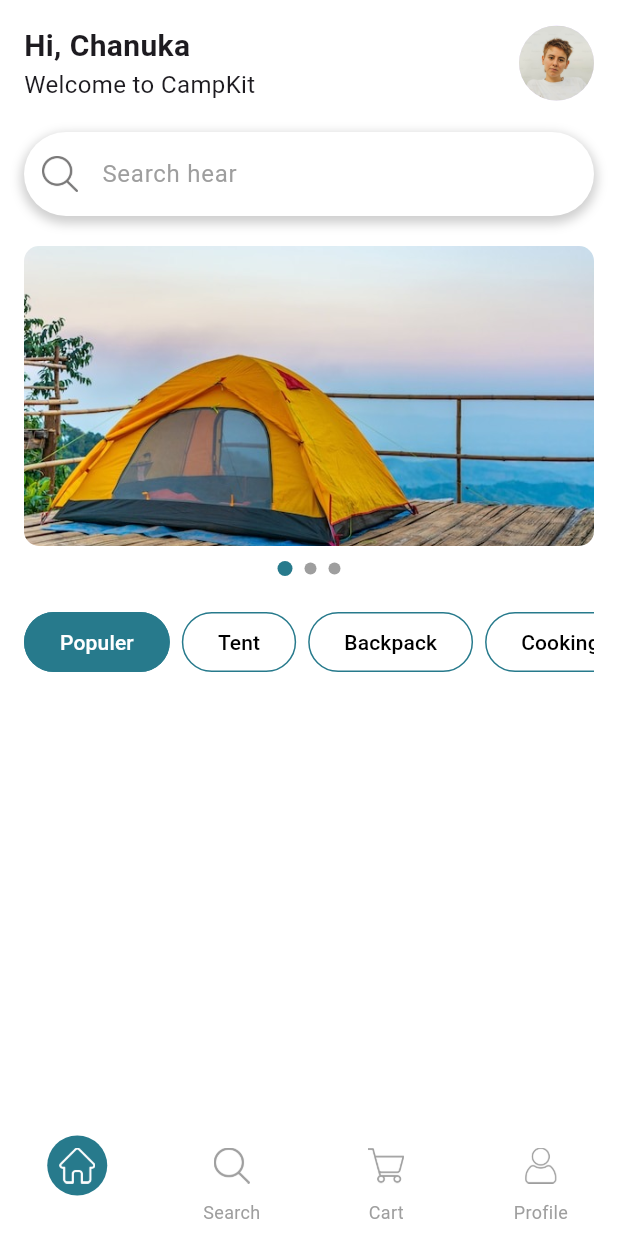
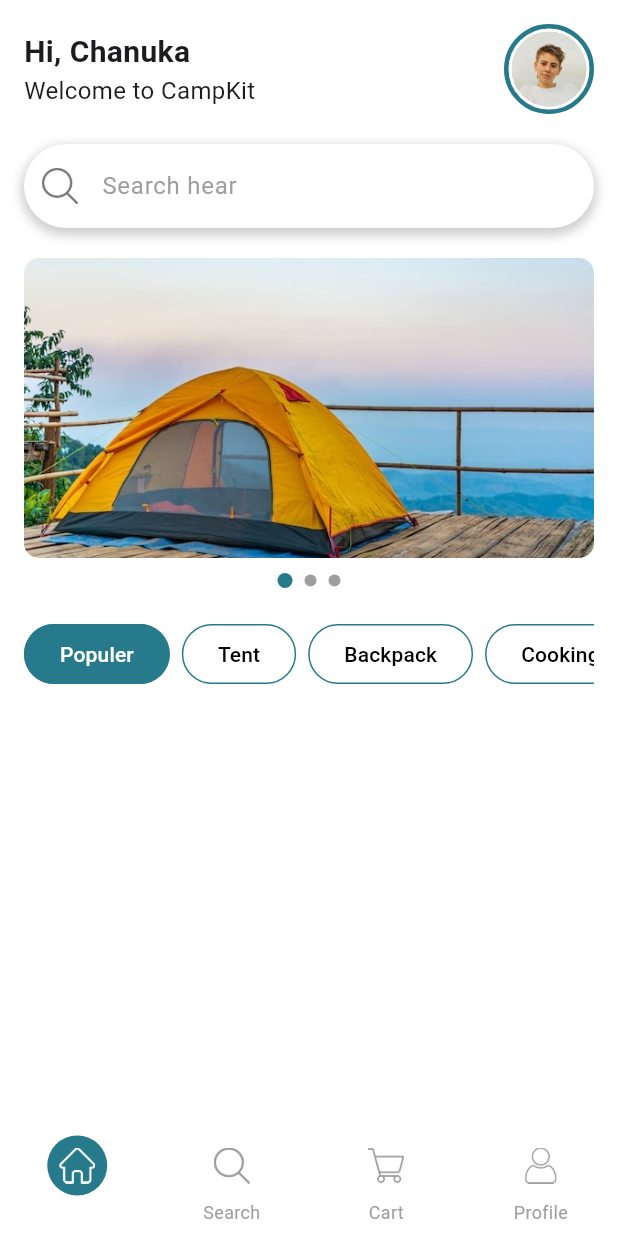
Before and after one commit to Chanukaisuru/CampKit, a Flutter app: the HomePage screen opened directly, on a phone screen of 412 x 824 dp. Run offline on Flutter 3.47's test engine with Material 3 defaults, Android fonts, the phone set to English and light mode, and no system bars.

Commit message:
change profile avatar

```diff
--- a/lib/home/home_page.dart
+++ b/lib/home/home_page.dart
@@ -55,10 +55,10 @@ class _HomePageState extends State<HomePage> {
           child: Column(
             children: [
               // First Row: Greeting and Profile Image
-              const Row(
+              Row(
                 children: [
                   // Column for greeting text
-                  Expanded(
+                  const Expanded(
                     child: Column(
                       crossAxisAlignment: CrossAxisAlignment.start,
                       children: [
@@ -80,15 +80,33 @@ class _HomePageState extends State<HomePage> {
                       ],
                     ),
                   ),
-                  // Profile image
-                  CircleAvatar(
-                    radius: 25,
-                    backgroundImage: AssetImage('assets/image/userimage.jpeg'), // Replace with your image asset
+
+
+                  /*------------------Profile image--------------------*/
+
+                  Container(
+                    padding: const EdgeInsets.all(2), // Space between the border and CircleAvatar
+                    decoration: BoxDecoration(
+                      shape: BoxShape.circle,
+                      border: Border.all(
+                        color: Color(0xFF277A8C),
+                        width: 3,
+                      ),
+                    ),
+
+
+                    child: CircleAvatar(
+                      radius: 25,
+                      backgroundImage: AssetImage('assets/image/userimage.jpeg'),
+                    ),
                   ),
                 ],
               ),
 
-              /*--------Search bar----------*/
+
+
+              /*-----------------Search bar-------------------*/
+
               SizedBox(height: 20),
               Container(
                 decoration: BoxDecoration(
@@ -134,6 +152,7 @@ class _HomePageState extends State<HomePage> {
 
 
               /*-----------------add bar------------ */
+
               SizedBox(height: 20),
               Container(
                 height: 200,
@@ -193,6 +212,8 @@ class _HomePageState extends State<HomePage> {
         ),
       ),
 
+
+      /*-----------------bottom navigation bar------------------ */
       bottomNavigationBar: CustomBottomNavBar(
         currentIndex: _selectedIndex,
          onTap: _onNavBarItemTapped
```
